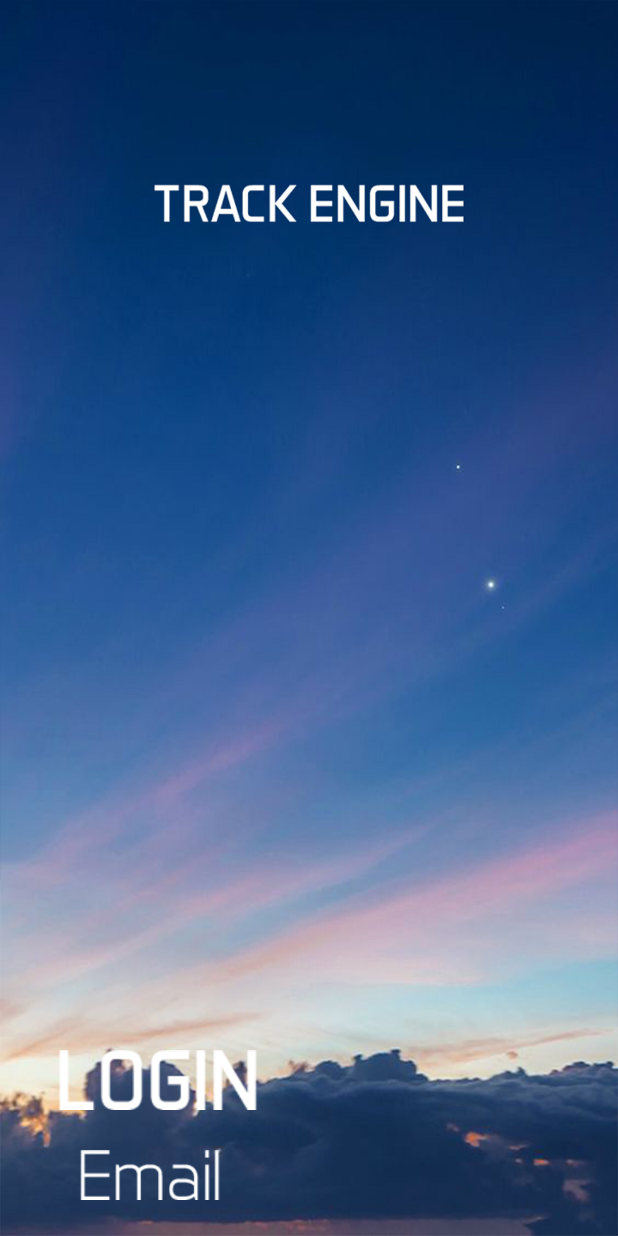
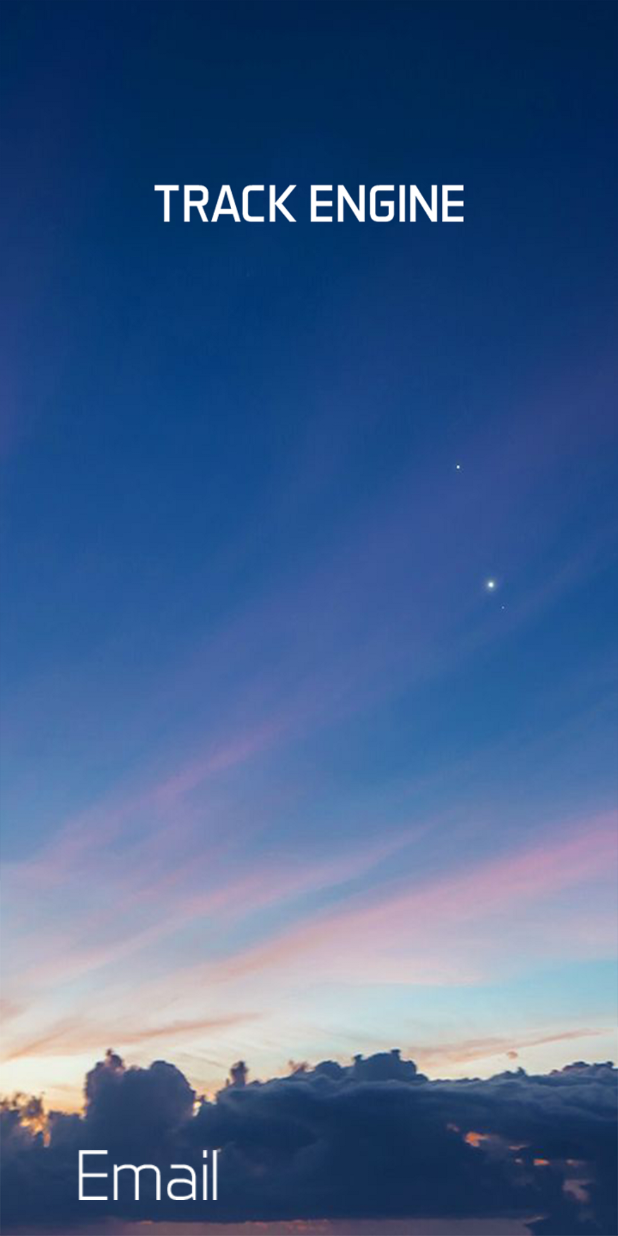
Before and after one commit to ParkMinHyun/SejongHackerton, an Android app: the screen it shows after launch (loginActivity), on a phone screen of 412 x 824 dp. Run offline under Robolectric (Android 15) with nearby library versions, the phone set to English and light mode, and no system bars.

Commit message:
응용 소프트웨어 트랙 및 인공지능 트랙 TitleBar 수정 및 login Layout 조정

```diff
--- a/TrackEngine/app/src/main/res/layout/activity_login.xml
+++ b/TrackEngine/app/src/main/res/layout/activity_login.xml
@@ -24,7 +24,6 @@
             <ImageView
                 android:layout_width="wrap_content"
                 android:layout_height="210px"
-                android:src="@drawable/login_letter"
                 android:paddingLeft="40px"
                 android:paddingTop="150px"/>
         </LinearLayout>
@@ -37,7 +36,7 @@
                 android:layout_width="wrap_content"
                 android:layout_height="match_parent"
                 android:src="@drawable/email_letter"
-                android:layout_marginLeft="50px"/>
+                android:layout_marginLeft="48px"/>
 
         </LinearLayout>
 
@@ -51,9 +50,9 @@
                 android:layout_height="wrap_content"
                 android:ems="10"
                 android:inputType="textPersonName"
-                android:layout_marginLeft="170px"
+                android:layout_marginLeft="175px"
                 android:layout_marginTop="30px"
-                android:layout_marginRight="100px"
+                android:layout_marginRight="120px"
                 android:textCursorDrawable="@null"
                 android:textColor="#FFFFFF"/>
         </LinearLayout>
@@ -82,8 +81,8 @@
                 android:layout_weight="1"
                 android:ems="10"
                 android:inputType="textPassword"
-                android:layout_marginLeft="170px"
-                android:layout_marginRight="100px"
+                android:layout_marginLeft="180px"
+                android:layout_marginRight="120px"
                 android:layout_marginTop="30px"/>
 
         </LinearLayout>
```
Also changed, not shown: TrackEngine/app/src/main/java/com/example/parkminhyun/trackengine/ApplicationSWActivity.java (+9 -3 lines), TrackEngine/app/src/main/java/com/example/parkminhyun/trackengine/ArtificialIntelligenceActivity.java (+8 -3 lines).
